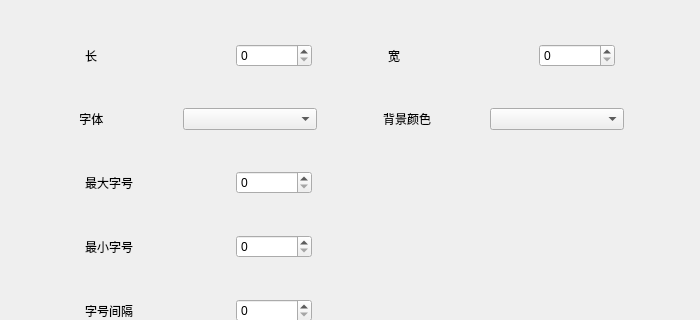
Old version of the form resources/Advanced.ui in the repository CFRFREE/WordCloud; both pictures show x 0 to 700 and y 0 to 320 of the 700 by 700 pixel window.
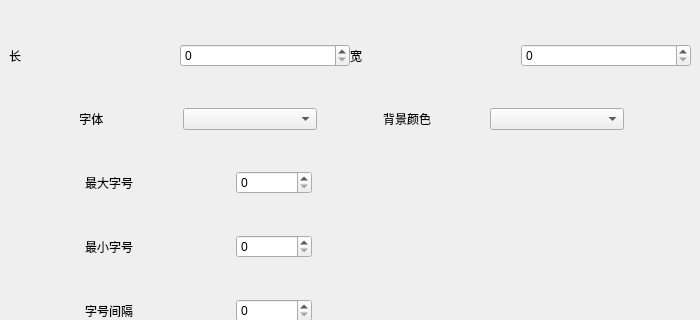
New version of the form.

The edit to the form file:
```diff
--- a/resources/Advanced.ui
+++ b/resources/Advanced.ui
@@ -43,23 +43,10 @@
        </spacer>
       </item>
       <item>
-       <layout class="QHBoxLayout" name="horizontalLayout" stretch="1,1,1,1,1,1,1,1,1">
+       <layout class="QHBoxLayout" name="horizontalLayout" stretch="0,0,0,0">
         <property name="spacing">
          <number>0</number>
         </property>
-        <item>
-         <spacer name="horizontalSpacer_27">
-          <property name="orientation">
-           <enum>Qt::Horizontal</enum>
-          </property>
-          <property name="sizeHint" stdset="0">
-           <size>
-            <width>40</width>
-            <height>20</height>
-           </size>
-          </property>
-         </spacer>
-        </item>
         <item>
          <widget class="QLabel" name="label">
           <property name="sizePolicy">
@@ -73,19 +60,6 @@
           </property>
          </widget>
         </item>
-        <item>
-         <spacer name="horizontalSpacer_28">
-          <property name="orientation">
-           <enum>Qt::Horizontal</enum>
-          </property>
-          <property name="sizeHint" stdset="0">
-           <size>
-            <width>40</width>
-            <height>20</height>
-           </size>
-          </property>
-         </spacer>
-        </item>
         <item>
          <widget class="QSpinBox" name="spinBoxL">
           <property name="sizePolicy">
@@ -99,19 +73,6 @@
           </property>
          </widget>
         </item>
-        <item>
-         <spacer name="horizontalSpacer_29">
-          <property name="orientation">
-           <enum>Qt::Horizontal</enum>
-          </property>
-          <property name="sizeHint" stdset="0">
-           <size>
-            <width>40</width>
-            <height>20</height>
-           </size>
-          </property>
-         </spacer>
-        </item>
         <item>
          <widget class="QLabel" name="label_2">
           <property name="sizePolicy">
@@ -125,19 +86,6 @@
           </property>
          </widget>
         </item>
-        <item>
-         <spacer name="horizontalSpacer_30">
-          <property name="orientation">
-           <enum>Qt::Horizontal</enum>
-          </property>
-          <property name="sizeHint" stdset="0">
-           <size>
-            <width>40</width>
-            <height>20</height>
-           </size>
-          </property>
-         </spacer>
-        </item>
         <item>
          <widget class="QSpinBox" name="spinBoxW">
           <property name="sizePolicy">
@@ -151,19 +99,6 @@
           </property>
          </widget>
         </item>
-        <item>
-         <spacer name="horizontalSpacer_31">
-          <property name="orientation">
-           <enum>Qt::Horizontal</enum>
-          </property>
-          <property name="sizeHint" stdset="0">
-           <size>
-            <width>40</width>
-            <height>20</height>
-           </size>
-          </property>
-         </spacer>
-        </item>
        </layout>
       </item>
       <item>
```
